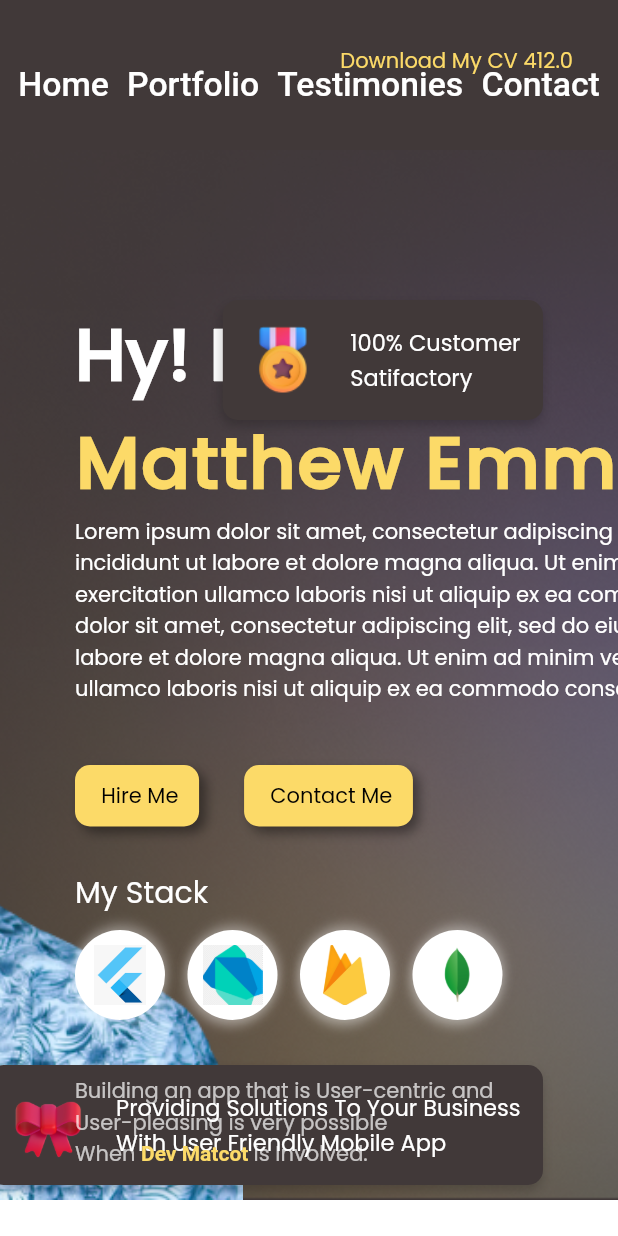
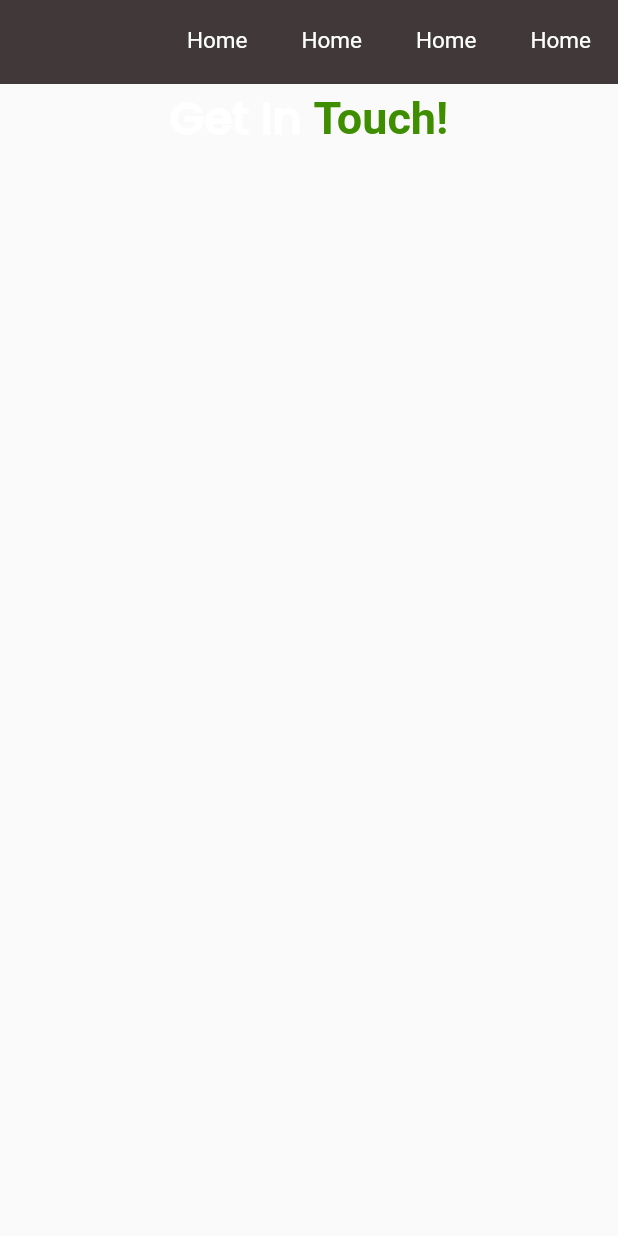
Before and after one commit to Devmatcot/portfolio-web, a Flutter app: the screen it shows after launch, after a tap on "Contact", on a phone screen of 412 x 824 dp. Run offline on Flutter 3.47's test engine with Material 2 defaults, Android fonts, the light colour scheme and no system bars; our stand-ins replace font_awesome_flutter, go_router; Roboto replaces fonts that are missing (Poppins-Light).

Commit message:
contact page

```diff
--- a/lib/main.dart
+++ b/lib/main.dart
@@ -1,24 +1,44 @@
 import 'package:flutter/material.dart';
+import 'package:go_router/go_router.dart';
+import 'package:portfolio_web/screens/contact.dart';
 import 'package:portfolio_web/screens/homepage.dart';
 
 void main() {
-  runApp(const MyApp());
+  runApp( MyApp());
 }
 
 class MyApp extends StatelessWidget {
-  const MyApp({Key? key}) : super(key: key);
-
+  // const MyApp({Key? key}) : super(key: key);
+   final GoRouter _router = GoRouter(
+    routes: <GoRoute>[
+      GoRoute(
+        path: '/',
+        builder: (BuildContext context, GoRouterState state) =>
+            HomePage(),
+        routes: <GoRoute>[
+          GoRoute(
+            path: 'contact',
+            builder: (BuildContext context, GoRouterState state) =>
+                const ContactPage(),
+          ),
+        ],
+      ),
+    ],
+  );
   // This widget is the root of your application.
   @override
   Widget build(BuildContext context) {
-    return MaterialApp(
+    return MaterialApp.router(
+      routeInformationParser: _router.routeInformationParser,
+      routeInformationProvider: _router.routeInformationProvider,
+      routerDelegate: _router.routerDelegate,
       title: 'Dev Matcot',
       debugShowCheckedModeBanner: false,
       theme: ThemeData(
         fontFamily: 'Poppins',
         primarySwatch: Colors.blue,
       ),
-      home:  HomePage(),
+      // home:  HomePage(),
     );
   }
 }
--- /dev/null
+++ b/lib/screens/contact.dart
@@ -0,0 +1,46 @@
+import 'package:flutter/material.dart';
+import 'package:portfolio_web/widget/appbartext.dart';
+import 'package:portfolio_web/widget/constant.dart';
+
+class ContactPage extends StatefulWidget {
+  const ContactPage({Key? key}) : super(key: key);
+
+  @override
+  State<ContactPage> createState() => _ContactPageState();
+}
+
+class _ContactPageState extends State<ContactPage> {
+  @override
+  Widget build(BuildContext context) {
+    return Scaffold(
+      appBar: AppBar(
+        backgroundColor: bgColor,
+        elevation: 0,
+        automaticallyImplyLeading: false,
+        actions: [
+          AppBarText(text: 'Home', function: () {}, padding: 18.0),
+          AppBarText(text: 'Home', function: () {}, padding: 18.0),
+          AppBarText(text: 'Home', function: () {}, padding: 18.0),
+          AppBarText(text: 'Home', function: () {}, padding: 18.0),
+        ],
+      ),
+      body: Center(
+          child: Column(
+        crossAxisAlignment: CrossAxisAlignment.center,
+        children: [
+          RichText(
+              text: TextSpan(
+                  style: TextStyle(
+                      fontSize: 30,
+                      fontWeight: FontWeight.bold,
+                      fontFamily: 'Poppins'),
+                  children: [
+                TextSpan(text: 'Get In '),
+                TextSpan(
+                    text: 'Touch!', style: TextStyle(color: Color(0xFF3F8E00)))
+              ])),
+        ],
+      )),
+    );
+  }
+}
--- a/lib/screens/homepage.dart
+++ b/lib/screens/homepage.dart
@@ -1,12 +1,16 @@
+import 'package:flutter/foundation.dart';
 import 'package:flutter/gestures.dart';
 import 'package:flutter/material.dart';
 
 import 'package:portfolio_web/widget/card.dart';
 import 'package:portfolio_web/widget/constant.dart';
 import 'package:portfolio_web/widget/myStack.dart';
+import 'package:font_awesome_flutter/font_awesome_flutter.dart';
+import'package:go_router/go_router.dart';
 
 import '../widget/appbartext.dart';
 import '../widget/description.dart';
+import '../widget/message_input.dart';
 import '../widget/smallbutton.dart';
 
 class HomePage extends StatefulWidget {
@@ -24,8 +28,9 @@ class _HomePageState extends State<HomePage>
   @override
   Widget build(BuildContext context) {
     return Scaffold(
-      body: SafeArea(
-        top: false,
+      body: Scrollbar(
+        thumbVisibility: kIsWeb,
+
         child: CustomScrollView(
           slivers: [
             SliverAppBar(
@@ -60,7 +65,9 @@ class _HomePageState extends State<HomePage>
                         AppBarText(function: (() {}), text: 'Home'),
                         AppBarText(function: (() {}), text: 'Portfolio'),
                         AppBarText(function: (() {}), text: 'Testimonies'),
-                        AppBarText(function: (() {}), text: 'Contact'),
+                        AppBarText(function: (() {
+                          context.go('/contact');
+                        }), text: 'Contact'),
                         // SmallButton(text: 'My CV', function: (){}),
                       ],
                     ),
@@ -139,7 +146,9 @@ class _HomePageState extends State<HomePage>
                                   SizedBox(width: 30),
                                   SmallButton(
                                     text: 'Contact Me',
-                                    function: () {},
+                                    function: () {
+                                      context.go('/contact');
+                                    },
                                   )
                                 ],
                               ),
@@ -419,12 +428,13 @@ class _HomePageState extends State<HomePage>
                         ),
                       ),
                       Positioned(
-                        bottom: 150,
-                        right: 500,
+                          bottom: 150,
+                          right: 500,
                           child: Container(
                             width: 300,
                             child: Text(
-                                '"Lorem Ipsum is simply dummy text of the printing and typesetting industry. Lorem Ipsum has been the industry" --- Dev Matcot', style: TextStyle(fontSize: 20)),
+                                '"Lorem Ipsum is Simply dummy text of the printing and typesetting industry. Lorem Ipsum has been the industry" --- Dev Matcot',
+                                style: TextStyle(fontSize: 20)),
                           ))
                     ],
                   ),
@@ -466,6 +476,75 @@ class _HomePageState extends State<HomePage>
                                 'Lorem Ipsum is simply dummy text of the printing and typesetting industry. Lorem Ipsum has been the industrys standard dummy text ever since the 1500s, when an unknown printer took a galley of type and scrambled it to make a type specimen book. It has survived not only five centuries, but also the leap into electronic typesetting, remaining essentially unchanged. It was popularised in the 1960s with the release of Letraset sheets containing Lorem Ipsum',
                             title: 'Project',
                           )),
+                ),
+                SizedBox(
+                  height: 10,
+                ),
+                Container(
+                  // height: 70,
+                  width: double.infinity,
+                  color: Colors.black,
+                  padding: EdgeInsets.all(10),
+                  child: Center(
+                    child: Column(
+                      // crossAxisAlignment: CrossAxisAlignment.center,
+                      children: [
+                        Row(
+                          mainAxisAlignment: MainAxisAlignment.center,
+                          children: [
+                            IconButton(
+                                onPressed: () {},
+                                icon: FaIcon(
+                                  FontAwesomeIcons.linkedin,
+                                  color: Colors.white,
+                                )),
+                            IconButton(
+                                onPressed: () {},
+                                icon: FaIcon(
+                                  FontAwesomeIcons.facebook,
+                                  color: Colors.white,
+                                )),
+                            IconButton(
+                                onPressed: () {},
+                                icon: FaIcon(FontAwesomeIcons.twitter, color: Colors.white,)),
+                            IconButton(
+                                onPressed: () {},
+                                icon: FaIcon(
+                                  FontAwesomeIcons.github,
+                                  color: Colors.white,
+                                )),
+                          ],
+                        ),
+                        Text(
+                          '© 2022 Built by Dev Matcot, Designed By Bulam Gerhana',
+                          style: TextStyle(
+                              color: Colors.white, fontWeight: FontWeight.w400),
+                        ),
+                        SizedBox(
+                          height: 10,
+                        ),
+                        Row(
+                          mainAxisAlignment: MainAxisAlignment.center,
+                          children: [
+                            Text('Built using',
+                                style: TextStyle(color: Colors.white)),
+                            FlutterLogo(
+                              size: 18,
+                            ),
+                            Text('with ',
+                                style: TextStyle(
+                                    color: Colors.white,
+                                    fontWeight: FontWeight.w400)),
+                            Icon(
+                              Icons.favorite,
+                              color: Colors.red,
+                              size: 18,
+                            )
+                          ],
+                        )
+                      ],
+                    ),
+                  ),
                 )
               ]),
             ),
@@ -475,38 +554,3 @@ class _HomePageState extends State<HomePage>
     );
   }
 }
-
-class MessageInput extends StatelessWidget {
-  String title;
-  String hintText;
-  int? line;
-  MessageInput(
-      {Key? key, required this.title, required this.hintText, this.line = 1})
-      : super(key: key);
-
-  @override
-  Widget build(BuildContext context) {
-    return Column(
-      crossAxisAlignment: CrossAxisAlignment.start,
-      children: [
-        SizedBox(height: 10),
-        Text(title),
-        Container(
-          // height: 50,
-          width: 400,
-          decoration: BoxDecoration(
-              color: Color.fromARGB(10, 0, 0, 0),
-              borderRadius: BorderRadius.circular(5)),
-          child: Padding(
-            padding: const EdgeInsets.symmetric(horizontal: 10),
-            child: TextField(
-              maxLines: line,
-              decoration:
-                  InputDecoration(hintText: hintText, border: InputBorder.none),
-            ),
-          ),
-        ),
-      ],
-    );
-  }
-}
--- a/lib/widget/appbartext.dart
+++ b/lib/widget/appbartext.dart
@@ -4,9 +4,11 @@ import 'package:portfolio_web/widget/constant.dart';
 class AppBarText extends StatefulWidget {
   String text;
   VoidCallback function;
+  double padding;
   AppBarText({
     Key? key,
     required this.text,
+    this.padding = 0,
     required this.function,
   }) : super(key: key);
 
@@ -31,7 +33,9 @@ class _AppBarTextState extends State<AppBarText> {
         });
       },
       child: GestureDetector(
-        onTap: () {},
+        onTap: widget.function,
+        child: Padding(
+          padding: EdgeInsets.all(widget.padding),
           child: Text(
             widget.text,
             style: TextStyle(
@@ -41,6 +45,7 @@ class _AppBarTextState extends State<AppBarText> {
             ),
           ),
         ),
+      ),
     );
   }
 }
--- /dev/null
+++ b/lib/widget/message_input.dart
@@ -0,0 +1,36 @@
+import 'package:flutter/material.dart';
+
+class MessageInput extends StatelessWidget {
+  String title;
+  String hintText;
+  int? line;
+  MessageInput(
+      {Key? key, required this.title, required this.hintText, this.line = 1})
+      : super(key: key);
+
+  @override
+  Widget build(BuildContext context) {
+    return Column(
+      crossAxisAlignment: CrossAxisAlignment.start,
+      children: [
+        SizedBox(height: 10),
+        Text(title),
+        Container(
+          // height: 50,
+          width: 400,
+          decoration: BoxDecoration(
+              color: Color.fromARGB(10, 0, 0, 0),
+              borderRadius: BorderRadius.circular(5)),
+          child: Padding(
+            padding: const EdgeInsets.symmetric(horizontal: 10),
+            child: TextField(
+              maxLines: line,
+              decoration:
+                  InputDecoration(hintText: hintText, border: InputBorder.none),
+            ),
+          ),
+        ),
+      ],
+    );
+  }
+}
--- a/pubspec.yaml
+++ b/pubspec.yaml
@@ -34,6 +34,8 @@ dependencies:
   # The following adds the Cupertino Icons font to your application.
   # Use with the CupertinoIcons class for iOS style icons.
   cupertino_icons: ^1.0.2
+  font_awesome_flutter: ^10.2.1
+  go_router: ^4.4.1
 
 dev_dependencies:
   flutter_test:
```
Also changed, not shown: pubspec.lock. Lines whose indentation alone changed are shown as unchanged.
